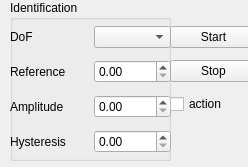
Before: the Qt Designer form labust_gui/src/control/resource/Identification.ui in pi19404/labust-ros-pkg, drawn with Qt 5.
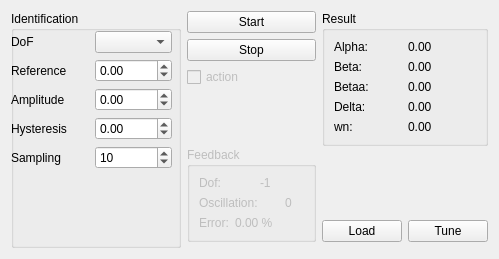
After: the same form once the commit is applied.

What changed in the file:
```diff
--- a/labust_gui/src/control/resource/Identification.ui
+++ b/labust_gui/src/control/resource/Identification.ui
@@ -6,111 +6,372 @@
    <rect>
     <x>0</x>
     <y>0</y>
-    <width>248</width>
-    <height>167</height>
+    <width>499</width>
+    <height>259</height>
    </rect>
   </property>
+  <property name="sizePolicy">
+   <sizepolicy hsizetype="Maximum" vsizetype="Maximum">
+    <horstretch>0</horstretch>
+    <verstretch>0</verstretch>
+   </sizepolicy>
+  </property>
   <property name="windowTitle">
    <string>Form</string>
   </property>
-  <widget class="QGroupBox" name="groupBox_4">
-   <property name="geometry">
-    <rect>
-     <x>10</x>
-     <y>0</y>
-     <width>161</width>
-     <height>161</height>
-    </rect>
-   </property>
-   <property name="title">
-    <string>Identification</string>
-   </property>
-   <widget class="QWidget" name="gridLayoutWidget_4">
-    <property name="geometry">
-     <rect>
-      <x>0</x>
-      <y>20</y>
-      <width>161</width>
-      <height>141</height>
-     </rect>
-    </property>
-    <layout class="QGridLayout" name="gridLayout_4">
-     <item row="2" column="0">
-      <widget class="QLabel" name="label_9">
+  <layout class="QGridLayout" name="gridLayout_5">
+   <item row="0" column="1">
+    <layout class="QVBoxLayout" name="verticalLayout">
+     <property name="sizeConstraint">
+      <enum>QLayout::SetDefaultConstraint</enum>
+     </property>
+     <item>
+      <widget class="QPushButton" name="startIdent">
+       <property name="sizePolicy">
+        <sizepolicy hsizetype="Preferred" vsizetype="Fixed">
+         <horstretch>0</horstretch>
+         <verstretch>0</verstretch>
+        </sizepolicy>
+       </property>
        <property name="text">
-        <string>Amplitude</string>
+        <string>Start</string>
        </property>
       </widget>
      </item>
-     <item row="1" column="0">
-      <widget class="QLabel" name="label_8">
+     <item>
+      <widget class="QPushButton" name="stopIdent">
+       <property name="sizePolicy">
+        <sizepolicy hsizetype="Preferred" vsizetype="Fixed">
+         <horstretch>0</horstretch>
+         <verstretch>0</verstretch>
+        </sizepolicy>
+       </property>
        <property name="text">
-        <string>Reference</string>
+        <string>Stop</string>
        </property>
       </widget>
      </item>
-     <item row="0" column="1">
-      <widget class="QComboBox" name="comboBox"/>
+     <item>
+      <widget class="QCheckBox" name="useActionlib">
+       <property name="enabled">
+        <bool>false</bool>
+       </property>
+       <property name="sizePolicy">
+        <sizepolicy hsizetype="Preferred" vsizetype="Fixed">
+         <horstretch>0</horstretch>
+         <verstretch>0</verstretch>
+        </sizepolicy>
+       </property>
+       <property name="text">
+        <string>action</string>
+       </property>
+       <property name="checkable">
+        <bool>true</bool>
+       </property>
+      </widget>
      </item>
-     <item row="3" column="1">
-      <widget class="QDoubleSpinBox" name="doubleSpinBox_11"/>
+     <item>
+      <spacer name="verticalSpacer">
+       <property name="orientation">
+        <enum>Qt::Vertical</enum>
+       </property>
+       <property name="sizeHint" stdset="0">
+        <size>
+         <width>20</width>
+         <height>40</height>
+        </size>
+       </property>
+      </spacer>
      </item>
-     <item row="0" column="0">
-      <widget class="QLabel" name="label_7">
-       <property name="text">
-        <string>DoF</string>
+     <item>
+      <widget class="QGroupBox" name="feedbackGroup">
+       <property name="enabled">
+        <bool>false</bool>
        </property>
+       <property name="title">
+        <string>Feedback</string>
+       </property>
+       <property name="checkable">
+        <bool>false</bool>
+       </property>
+       <property name="checked">
+        <bool>false</bool>
+       </property>
+       <layout class="QGridLayout" name="gridLayout_2">
+        <item row="1" column="3">
+         <widget class="QLabel" name="fbOsc">
+          <property name="text">
+           <string>0</string>
+          </property>
+         </widget>
+        </item>
+        <item row="0" column="2">
+         <widget class="QLabel" name="fbDof">
+          <property name="text">
+           <string>-1</string>
+          </property>
+         </widget>
+        </item>
+        <item row="1" column="0" colspan="3">
+         <widget class="QLabel" name="label_2">
+          <property name="text">
+           <string>Oscillation:</string>
+          </property>
+         </widget>
+        </item>
+        <item row="2" column="1" colspan="3">
+         <widget class="QLabel" name="fbError">
+          <property name="text">
+           <string>0.00 %</string>
+          </property>
+         </widget>
+        </item>
+        <item row="0" column="0" colspan="2">
+         <widget class="QLabel" name="label">
+          <property name="text">
+           <string>Dof:</string>
+          </property>
+         </widget>
+        </item>
+        <item row="2" column="0">
+         <widget class="QLabel" name="label_3">
+          <property name="text">
+           <string>Error:</string>
+          </property>
+         </widget>
+        </item>
+       </layout>
       </widget>
      </item>
-     <item row="3" column="0">
-      <widget class="QLabel" name="label_10">
-       <property name="text">
-        <string>Hysteresis</string>
+    </layout>
+   </item>
+   <item row="0" column="3">
+    <layout class="QVBoxLayout" name="verticalLayout_2">
+     <property name="sizeConstraint">
+      <enum>QLayout::SetDefaultConstraint</enum>
+     </property>
+     <item>
+      <widget class="QGroupBox" name="groupBox_2">
+       <property name="title">
+        <string>Result</string>
        </property>
+       <layout class="QGridLayout" name="gridLayout_3">
+        <item row="2" column="1">
+         <widget class="QLabel" name="resBetaa">
+          <property name="text">
+           <string>0.00</string>
+          </property>
+         </widget>
+        </item>
+        <item row="1" column="1">
+         <widget class="QLabel" name="resBeta">
+          <property name="text">
+           <string>0.00</string>
+          </property>
+         </widget>
+        </item>
+        <item row="3" column="0">
+         <widget class="QLabel" name="label_14">
+          <property name="text">
+           <string>Delta:</string>
+          </property>
+         </widget>
+        </item>
+        <item row="3" column="1">
+         <widget class="QLabel" name="resDelta">
+          <property name="text">
+           <string>0.00</string>
+          </property>
+         </widget>
+        </item>
+        <item row="2" column="0">
+         <widget class="QLabel" name="label_13">
+          <property name="text">
+           <string>Betaa:</string>
+          </property>
+         </widget>
+        </item>
+        <item row="4" column="1">
+         <widget class="QLabel" name="resWn">
+          <property name="text">
+           <string>0.00</string>
+          </property>
+         </widget>
+        </item>
+        <item row="4" column="0">
+         <widget class="QLabel" name="label_15">
+          <property name="text">
+           <string>wn:</string>
+          </property>
+         </widget>
+        </item>
+        <item row="0" column="0">
+         <widget class="QLabel" name="label_11">
+          <property name="text">
+           <string>Alpha:</string>
+          </property>
+         </widget>
+        </item>
+        <item row="0" column="1">
+         <widget class="QLabel" name="resAlpha">
+          <property name="text">
+           <string>0.00</string>
+          </property>
+         </widget>
+        </item>
+        <item row="1" column="0">
+         <widget class="QLabel" name="label_12">
+          <property name="text">
+           <string>Beta:</string>
+          </property>
+         </widget>
+        </item>
+       </layout>
       </widget>
      </item>
-     <item row="2" column="1">
-      <widget class="QDoubleSpinBox" name="doubleSpinBox_10"/>
+     <item>
+      <spacer name="verticalSpacer_2">
+       <property name="orientation">
+        <enum>Qt::Vertical</enum>
+       </property>
+       <property name="sizeHint" stdset="0">
+        <size>
+         <width>20</width>
+         <height>40</height>
+        </size>
+       </property>
+      </spacer>
      </item>
-     <item row="1" column="1">
-      <widget class="QDoubleSpinBox" name="doubleSpinBox_7"/>
+     <item>
+      <layout class="QHBoxLayout" name="horizontalLayout_2">
+       <item>
+        <widget class="QPushButton" name="loadButton">
+         <property name="text">
+          <string>Load</string>
+         </property>
+        </widget>
+       </item>
+       <item>
+        <widget class="QPushButton" name="tuneButton">
+         <property name="text">
+          <string>Tune</string>
+         </property>
+        </widget>
+       </item>
+      </layout>
      </item>
     </layout>
-   </widget>
-  </widget>
-  <widget class="QWidget" name="verticalLayoutWidget">
-   <property name="geometry">
-    <rect>
-     <x>170</x>
-     <y>20</y>
-     <width>87</width>
-     <height>101</height>
-    </rect>
-   </property>
-   <layout class="QVBoxLayout" name="verticalLayout">
-    <item>
-     <widget class="QPushButton" name="pushButton">
-      <property name="text">
-       <string>Start</string>
+   </item>
+   <item row="0" column="0" rowspan="2">
+    <widget class="QGroupBox" name="groupBox_4">
+     <property name="sizePolicy">
+      <sizepolicy hsizetype="Fixed" vsizetype="Minimum">
+       <horstretch>0</horstretch>
+       <verstretch>0</verstretch>
+      </sizepolicy>
+     </property>
+     <property name="minimumSize">
+      <size>
+       <width>170</width>
+       <height>0</height>
+      </size>
+     </property>
+     <property name="title">
+      <string>Identification</string>
+     </property>
+     <widget class="QWidget" name="gridLayoutWidget_4">
+      <property name="geometry">
+       <rect>
+        <x>0</x>
+        <y>20</y>
+        <width>161</width>
+        <height>161</height>
+       </rect>
       </property>
+      <layout class="QGridLayout" name="gridLayout_4">
+       <property name="sizeConstraint">
+        <enum>QLayout::SetMaximumSize</enum>
+       </property>
+       <item row="2" column="0">
+        <widget class="QLabel" name="label_9">
+         <property name="text">
+          <string>Amplitude</string>
+         </property>
+        </widget>
+       </item>
+       <item row="1" column="0">
+        <widget class="QLabel" name="label_8">
+         <property name="text">
+          <string>Reference</string>
+         </property>
+        </widget>
+       </item>
+       <item row="0" column="1">
+        <widget class="QComboBox" name="dofCombo"/>
+       </item>
+       <item row="0" column="0">
+        <widget class="QLabel" name="label_7">
+         <property name="text">
+          <string>DoF</string>
+         </property>
+        </widget>
+       </item>
+       <item row="3" column="0">
+        <widget class="QLabel" name="label_10">
+         <property name="text">
+          <string>Hysteresis</string>
+         </property>
+        </widget>
+       </item>
+       <item row="2" column="1">
+        <widget class="QDoubleSpinBox" name="identAmp">
+         <property name="minimum">
+          <double>-100.000000000000000</double>
+         </property>
+         <property name="maximum">
+          <double>100.000000000000000</double>
+         </property>
+        </widget>
+       </item>
+       <item row="1" column="1">
+        <widget class="QDoubleSpinBox" name="identRef">
+         <property name="minimum">
+          <double>-100.000000000000000</double>
+         </property>
+         <property name="maximum">
+          <double>100.000000000000000</double>
+         </property>
+        </widget>
+       </item>
+       <item row="4" column="0">
+        <widget class="QLabel" name="label_21">
+         <property name="text">
+          <string>Sampling</string>
+         </property>
+        </widget>
+       </item>
+       <item row="3" column="1">
+        <widget class="QDoubleSpinBox" name="identHyst">
+         <property name="minimum">
+          <double>-100.000000000000000</double>
+         </property>
+         <property name="maximum">
+          <double>100.000000000000000</double>
+         </property>
+        </widget>
+       </item>
+       <item row="4" column="1">
+        <widget class="QSpinBox" name="identTs">
+         <property name="value">
+          <number>10</number>
+         </property>
+        </widget>
+       </item>
+      </layout>
      </widget>
-    </item>
-    <item>
-     <widget class="QPushButton" name="pushButton_2">
-      <property name="text">
-       <string>Stop</string>
-      </property>
-     </widget>
-    </item>
-    <item>
-     <widget class="QCheckBox" name="checkBox">
-      <property name="text">
-       <string>action</string>
-      </property>
-     </widget>
-    </item>
-   </layout>
-  </widget>
+    </widget>
+   </item>
+  </layout>
  </widget>
  <resources/>
  <connections/>
```
